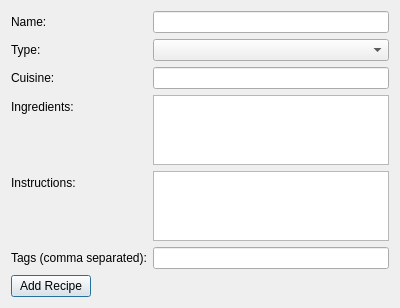
Above: addrecipewindow.ui from ceazyy/Recipe-Manager before the change. Below: the same form after it.
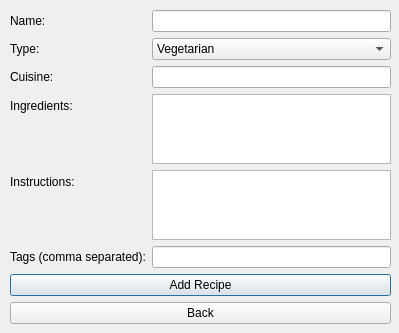
That is the form after the change.

```diff
--- a/addrecipewindow.ui
+++ b/addrecipewindow.ui
@@ -6,10 +6,21 @@
    <rect>
     <x>0</x>
     <y>0</y>
-    <width>400</width>
-    <height>300</height>
+    <width>399</width>
+    <height>333</height>
    </rect>
   </property>
+  <widget class="QWidget" name="layoutWidget">
+   <property name="geometry">
+    <rect>
+     <x>10</x>
+     <y>10</y>
+     <width>381</width>
+     <height>314</height>
+    </rect>
+   </property>
+   <layout class="QVBoxLayout" name="verticalLayout">
+    <item>
   <layout class="QFormLayout" name="formLayout">
    <item row="0" column="0">
     <widget class="QLabel" name="nameLabel">
@@ -29,7 +40,23 @@
     </widget>
    </item>
    <item row="1" column="1">
-    <widget class="QComboBox" name="typeComboBox"/>
+       <widget class="QComboBox" name="typeComboBox">
+        <item>
+         <property name="text">
+          <string>Vegetarian</string>
+         </property>
+        </item>
+        <item>
+         <property name="text">
+          <string>Non-Vegetarian</string>
+         </property>
+        </item>
+        <item>
+         <property name="text">
+          <string>Vegan</string>
+         </property>
+        </item>
+       </widget>
    </item>
    <item row="2" column="0">
     <widget class="QLabel" name="cuisineLabel">
@@ -71,14 +98,24 @@
    <item row="5" column="1">
     <widget class="QLineEdit" name="tagsLineEdit"/>
    </item>
-   <item row="6" column="0">
+      <item row="6" column="0" colspan="2">
     <widget class="QPushButton" name="addButton">
      <property name="text">
       <string>Add Recipe</string>
      </property>
     </widget>
    </item>
-  </layout>
+      <item row="7" column="0" colspan="2">
+       <widget class="QPushButton" name="backButton">
+        <property name="text">
+         <string>Back</string>
+        </property>
+       </widget>
+      </item>
+     </layout>
+    </item>
+   </layout>
+  </widget>
  </widget>
  <resources/>
  <connections/>
```
Lines whose indentation alone changed are shown as unchanged.
